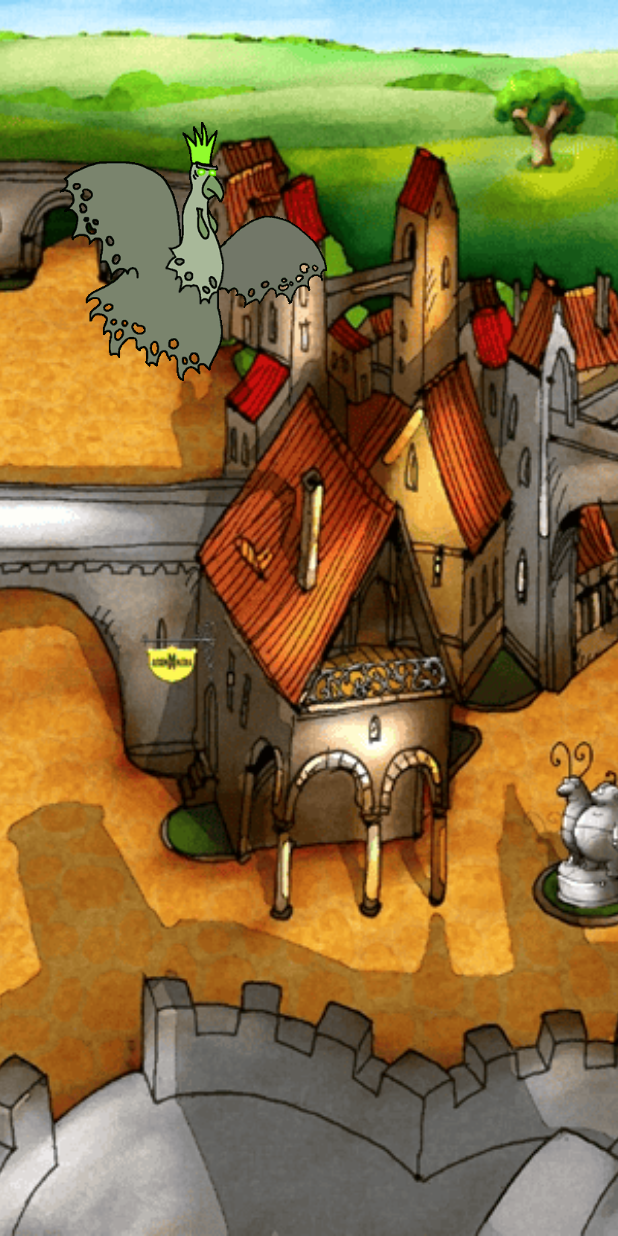
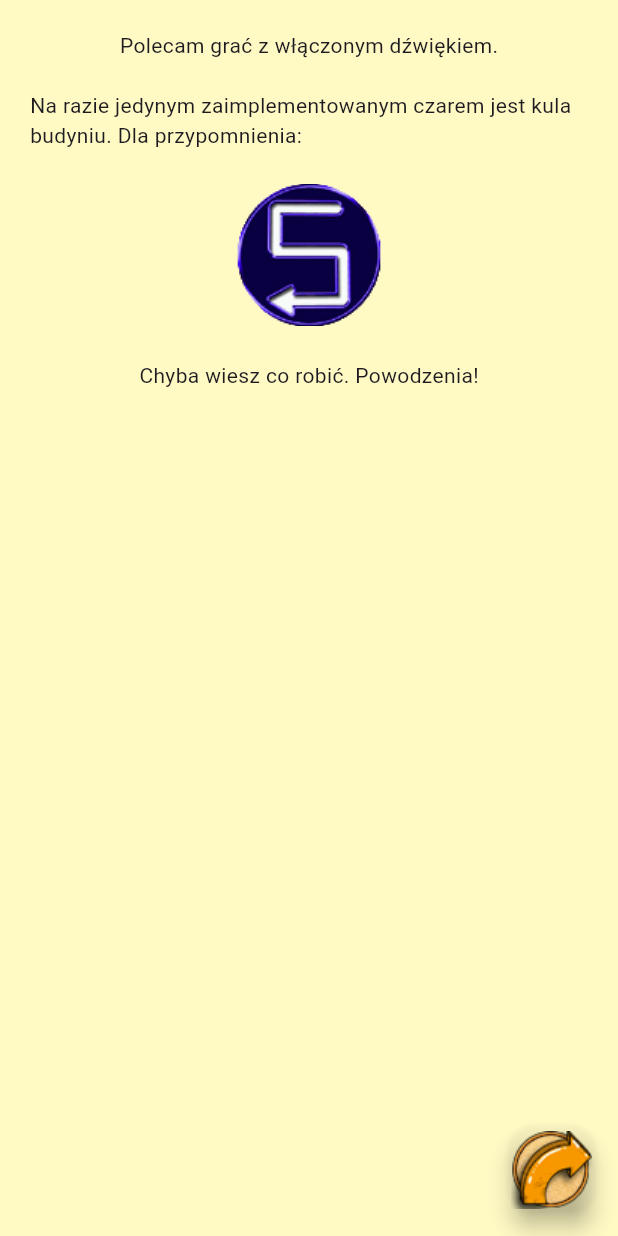
Before and after one commit to Qkor/tributeToReksio, a Flutter app: the screen it shows after launch, on a phone screen of 412 x 824 dp. Run offline on Flutter 3.47's test engine with Material 3 defaults, Android fonts, the phone set to English and light mode, and no system bars; our stand-ins replace audioplayers; missing offline and left inert: one_dollar_unistroke_recognizer.

Commit message:
landing page

```diff
--- a/lib/main.dart
+++ b/lib/main.dart
@@ -1,7 +1,7 @@
 import 'package:flutter/material.dart';
 import 'package:one_dollar_unistroke_recognizer/one_dollar_unistroke_recognizer.dart' as unistroke;
 import 'package:ttr/managers/spells.dart';
-import 'widgets/game_page.dart';
+import 'package:ttr/widgets/settings_page.dart';
 
 void main() {
   unistroke.referenceUnistrokes = spells;
@@ -13,10 +13,9 @@ class MyApp extends StatelessWidget {
 
   @override
   Widget build(BuildContext context) {
-    return MaterialApp(
+    return const MaterialApp(
       title: 'Tribute to Reksio',
-      theme: ThemeData.dark(),
-      home: const GamePage(),
+      home: SettingsPage(),
     );
   }
 }
--- a/lib/managers/audio_manager.dart
+++ b/lib/managers/audio_manager.dart
@@ -11,9 +11,15 @@ class AudioManager{
   static setup() async{
     audioPlayer.setReleaseMode(ReleaseMode.loop);
     magicPlayer.setReleaseMode(ReleaseMode.loop);
+    sfxPlayer.setPlayerMode(PlayerMode.lowLatency);
+  }
+
+  static playDuelMusic(){
     audioPlayer.play(AssetSource('wavs/pojedynek.wav'));
+  }
 
-    sfxPlayer.setPlayerMode(PlayerMode.lowLatency);
+  static playIdleMusic(){
+    audioPlayer.play(AssetSource('wavs/intro.wav'));
   }
 
   static playSpellRecognized(){
--- a/lib/widgets/game_page.dart
+++ b/lib/widgets/game_page.dart
@@ -1,8 +1,6 @@
 import 'package:flutter/foundation.dart';
 import 'package:flutter/material.dart';
-import 'package:flutter/services.dart';
 import 'package:one_dollar_unistroke_recognizer/one_dollar_unistroke_recognizer.dart' as unistroke;
-import 'package:ttr/managers/assets_manager.dart';
 import 'package:ttr/managers/audio_manager.dart';
 import 'package:ttr/widgets/enemy.dart';
 import 'package:ttr/managers/spell_manager.dart';
@@ -17,28 +15,6 @@ class GamePage extends StatefulWidget {
 class _GamePageState extends State<GamePage> {
 
   final List<Offset> _points = [];
-  bool ready = false;
-
-  _loadAssets() async {
-    await AssetsManager.loadAssets();
-    setState(() {
-      ready = true;
-    });
-  }
-
-  _setupAudioPlayer() async {
-    await AudioManager.setup();
-  }
-
-  @override
-  void initState() {
-    super.initState();
-    _loadAssets();
-    _setupAudioPlayer();
-    SystemChrome.setEnabledSystemUIMode(SystemUiMode.manual, overlays: [
-      SystemUiOverlay.bottom
-    ]);
-  }
 
   _rebuild(Function? callback){
     setState(() {
@@ -49,11 +25,20 @@ class _GamePageState extends State<GamePage> {
   }
 
   @override
+  void initState() {
+    super.initState();
+    AudioManager.playDuelMusic();
+    SpellManager.reset();
+  }
+
+  @override
+  void dispose() {
+    super.dispose();
+    AudioManager.playIdleMusic();
+  }
+
+  @override
   Widget build(BuildContext context) {
-    if(!ready){
-      return const Scaffold(body: Center(child: CircularProgressIndicator()));
-    }
-
     return Scaffold(
       body: GestureDetector(
         onPanUpdate: (details) {
--- /dev/null
+++ b/lib/widgets/settings_page.dart
@@ -0,0 +1,81 @@
+import 'package:flutter/material.dart';
+import 'package:flutter/services.dart';
+import 'package:ttr/widgets/game_page.dart';
+
+import '../managers/assets_manager.dart';
+import '../managers/audio_manager.dart';
+
+class SettingsPage extends StatefulWidget{
+  const SettingsPage({super.key});
+
+  @override
+  State<SettingsPage> createState() => _SettingsPageState();
+}
+
+class _SettingsPageState extends State<SettingsPage> {
+
+  bool ready = false;
+
+  _loadAssets() async {
+    await AssetsManager.loadAssets();
+    setState(() {
+      ready = true;
+    });
+  }
+
+  _setupAudioPlayer() async {
+    await AudioManager.setup();
+    AudioManager.playIdleMusic();
+  }
+
+  @override
+  void initState() {
+    super.initState();
+    _loadAssets();
+    _setupAudioPlayer();
+    SystemChrome.setEnabledSystemUIMode(SystemUiMode.manual, overlays: [
+      SystemUiOverlay.bottom
+    ]);
+  }
+
+  @override
+  Widget build(BuildContext context) {
+    return Scaffold(
+      backgroundColor: Colors.yellow[100],
+      body: Padding(
+        padding: const EdgeInsets.all(20),
+        child: SingleChildScrollView(
+          child: Column(
+            children: [
+              const Text('Polecam grać z włączonym dźwiękiem.'),
+              const SizedBox(height: 20),
+              const Text('Na razie jedynym zaimplementowanym czarem jest kula budyniu. Dla przypomnienia:'),
+              const SizedBox(height: 20),
+              Image.asset(
+                "assets/images/sciaga.png",
+                width: 100,
+                height: 100,
+              ),
+              const SizedBox(height: 20),
+              const Text('Chyba wiesz co robić. Powodzenia!'),
+            ],
+          ),
+        ),
+      ),
+      floatingActionButton: FloatingActionButton(
+        foregroundColor: Colors.transparent,
+        backgroundColor: Colors.transparent,
+        onPressed: () {
+          if(ready){
+            Navigator.of(context).push(MaterialPageRoute(builder: (context)=>const GamePage()));
+          }
+        },
+        child: Image.asset(
+          "assets/images/continue.png",
+          width: 200,
+          height: 200,
+        ),
+      ),
+    );
+  }
+}
```
Also changed, not shown: assets/images/continue.png (added), assets/images/sciaga.png (added), 1 other file.
